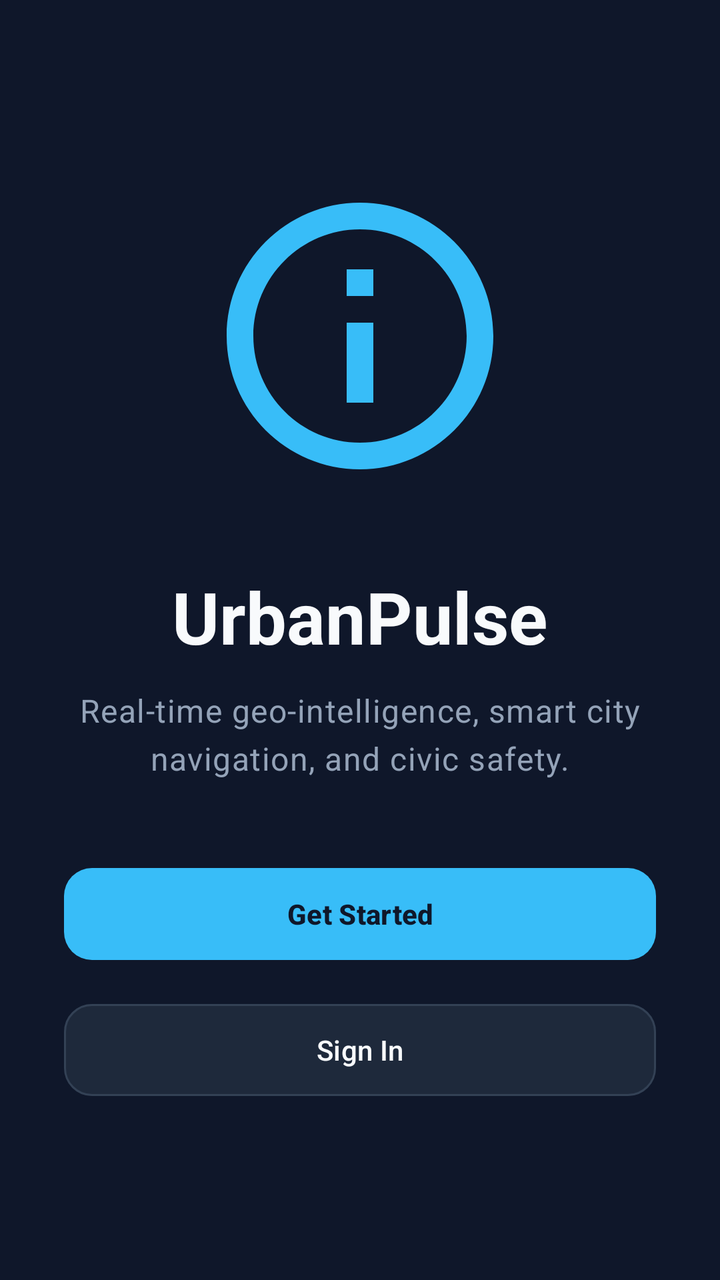
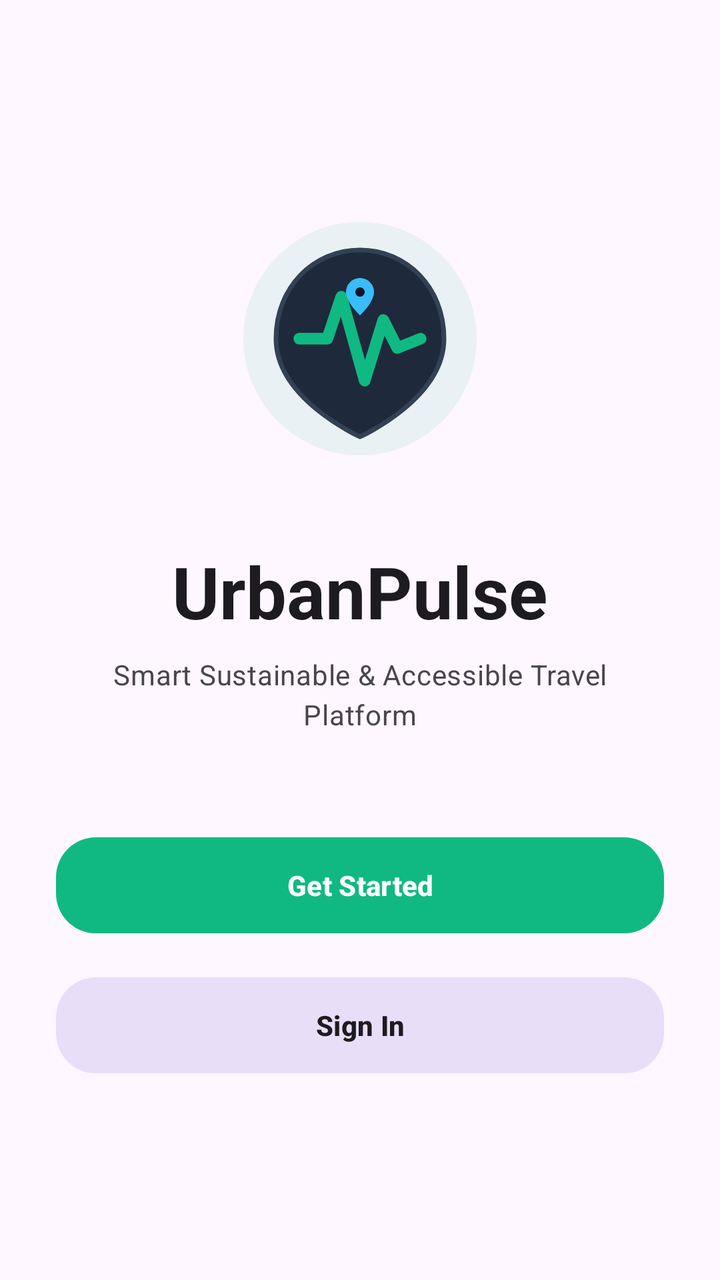

Two renders of the same Android screen: before a commit and after it. Below are the layout's source before the change and the commit's diff.
<!-- AndroidManifest.xml: application theme Theme.UrbanPulse -->
<!-- res/layout/activity_welcome.xml -->
<?xml version="1.0" encoding="utf-8"?>
<LinearLayout xmlns:android="http://schemas.android.com/apk/res/android"
    xmlns:app="http://schemas.android.com/apk/res-auto"
    android:layout_width="match_parent"
    android:layout_height="match_parent"
    android:orientation="vertical"
    android:gravity="center"
    android:padding="32dp"
    android:background="@color/bg_dark">

    <ImageView
        android:layout_width="160dp"
        android:layout_height="160dp"
        android:src="@drawable/ic_digital_twin" 
        app:tint="@color/primary_blue"
        android:layout_marginBottom="36dp"/>

    <TextView
        android:layout_width="wrap_content"
        android:layout_height="wrap_content"
        android:text="UrbanPulse"
        android:textAppearance="@style/TextAppearance.Material3.DisplaySmall"
        android:textStyle="bold"
        android:textColor="@color/text_primary"/>

    <TextView
        android:layout_width="wrap_content"
        android:layout_height="wrap_content"
        android:text="Real-time geo-intelligence, smart city navigation, and civic safety."
        android:textAppearance="@style/TextAppearance.Material3.BodyLarge"
        android:textColor="@color/text_secondary"
        android:textAlignment="center"
        android:layout_marginTop="12dp"
        android:layout_marginBottom="40dp"/>

    <com.google.android.material.button.MaterialButton
        android:id="@+id/btnCreateAccount"
        android:layout_width="match_parent"
        android:layout_height="54dp"
        android:text="Get Started"
        android:textColor="@color/bg_dark"
        android:textStyle="bold"
        app:backgroundTint="@color/primary_blue"
        app:cornerRadius="14dp"
        style="@style/Widget.Material3.Button"/>

    <com.google.android.material.button.MaterialButton
        android:id="@+id/btnLogin"
        android:layout_width="match_parent"
        android:layout_height="54dp"
        android:text="Sign In"
        android:textColor="@color/text_primary"
        app:backgroundTint="@color/surface_card"
        app:strokeWidth="1dp"
        app:strokeColor="@color/surface_border"
        app:cornerRadius="14dp"
        android:layout_marginTop="14dp"
        style="@style/Widget.Material3.Button"/>

</LinearLayout>
<!-- resources referenced by this layout -->
<resources>
  <color name="bg_dark">#0F172A</color>
  <color name="primary_blue">#38BDF8</color>
  <color name="surface_border">#334155</color>
  <color name="surface_card">#1E293B</color>
  <color name="text_primary">#F8FAFC</color>
  <color name="text_secondary">#94A3B8</color>
  <!-- drawable ic_digital_twin (drawable) -->
  <vector xmlns:android="http://schemas.android.com/apk/res/android"
      android:width="24dp"
      android:height="24dp"
      android:viewportWidth="24"
      android:viewportHeight="24">
    <path
        android:fillColor="@android:color/white"
        android:pathData="M12,2C6.48,2 2,6.48 2,12s4.48,10 10,10 10,-4.48 10,-10S17.52,2 12,2zM12,20c-4.41,0 -8,-3.59 -8,-8s3.59,-8 8,-8 8,3.59 8,8 -3.59,8 -8,8zM11,7h2v2h-2zM11,11h2v6h-2z"/>
  </vector>
  <style name="Theme.UrbanPulse" parent="Theme.Material3.DayNight.NoActionBar">
          <item name="colorPrimary">@color/primary_green</item>
          <item name="colorSecondary">@color/teal_700</item>
          <item name="android:statusBarColor">?attr/colorSurface</item>
          <item name="android:windowLightStatusBar" tools:targetApi="m">true</item>
      </style>
  <color name="primary_green">#10B981</color>
  <color name="teal_700">#0F766E</color>
</resources>

<!-- the commit's change to res/layout/activity_welcome.xml (unified diff, before → after) -->
@@ -5,15 +5,14 @@
     android:layout_height="match_parent"
     android:orientation="vertical"
     android:gravity="center"
-    android:padding="32dp"
-    android:background="@color/bg_dark">
+    android:padding="28dp"
+    android:background="?attr/colorSurface">
 
     <ImageView
-        android:layout_width="160dp"
-        android:layout_height="160dp"
-        android:src="@drawable/ic_digital_twin" 
-        app:tint="@color/primary_blue"
-        android:layout_marginBottom="36dp"/>
+        android:layout_width="140dp"
+        android:layout_height="140dp"
+        android:src="@drawable/ic_urbanpulse_logo"
+        android:layout_marginBottom="32dp"/>
 
     <TextView
         android:layout_width="wrap_content"
@@ -21,40 +20,38 @@
         android:text="UrbanPulse"
         android:textAppearance="@style/TextAppearance.Material3.DisplaySmall"
         android:textStyle="bold"
-        android:textColor="@color/text_primary"/>
+        android:textColor="?attr/colorOnSurface"/>
 
     <TextView
         android:layout_width="wrap_content"
         android:layout_height="wrap_content"
-        android:text="Real-time geo-intelligence, smart city navigation, and civic safety."
-        android:textAppearance="@style/TextAppearance.Material3.BodyLarge"
-        android:textColor="@color/text_secondary"
+        android:text="Smart Sustainable &amp; Accessible Travel Platform"
+        android:textAppearance="@style/TextAppearance.Material3.BodyMedium"
+        android:textColor="?attr/colorOnSurfaceVariant"
         android:textAlignment="center"
-        android:layout_marginTop="12dp"
-        android:layout_marginBottom="40dp"/>
+        android:layout_marginTop="8dp"
+        android:layout_marginBottom="48dp"/>
 
     <com.google.android.material.button.MaterialButton
         android:id="@+id/btnCreateAccount"
         android:layout_width="match_parent"
-        android:layout_height="54dp"
+        android:layout_height="56dp"
         android:text="Get Started"
-        android:textColor="@color/bg_dark"
+        android:textColor="?attr/colorOnPrimary"
         android:textStyle="bold"
-        app:backgroundTint="@color/primary_blue"
-        app:cornerRadius="14dp"
+        app:backgroundTint="?attr/colorPrimary"
+        app:cornerRadius="20dp"
         style="@style/Widget.Material3.Button"/>
 
     <com.google.android.material.button.MaterialButton
         android:id="@+id/btnLogin"
         android:layout_width="match_parent"
-        android:layout_height="54dp"
+        android:layout_height="56dp"
         android:text="Sign In"
-        android:textColor="@color/text_primary"
-        app:backgroundTint="@color/surface_card"
-        app:strokeWidth="1dp"
-        app:strokeColor="@color/surface_border"
-        app:cornerRadius="14dp"
-        android:layout_marginTop="14dp"
-        style="@style/Widget.Material3.Button"/>
+        android:textColor="?attr/colorOnSurface"
+        android:textStyle="bold"
+        style="@style/Widget.Material3.Button.TonalButton"
+        app:cornerRadius="20dp"
+        android:layout_marginTop="14dp"/>
 
 </LinearLayout>
<!-- resource entries referenced after the edit -->
@@ -1,20 +1,42 @@
 <!-- resources referenced by this layout -->
 <resources>
-  <color name="bg_dark">#0F172A</color>
-  <color name="primary_blue">#38BDF8</color>
-  <color name="surface_border">#334155</color>
-  <color name="surface_card">#1E293B</color>
-  <color name="text_primary">#F8FAFC</color>
-  <color name="text_secondary">#94A3B8</color>
-  <!-- drawable ic_digital_twin (drawable) -->
+  <!-- drawable ic_urbanpulse_logo (drawable) -->
   <vector xmlns:android="http://schemas.android.com/apk/res/android"
-      android:width="24dp"
-      android:height="24dp"
-      android:viewportWidth="24"
-      android:viewportHeight="24">
-    <path
-        android:fillColor="@android:color/white"
-        android:pathData="M12,2C6.48,2 2,6.48 2,12s4.48,10 10,10 10,-4.48 10,-10S17.52,2 12,2zM12,20c-4.41,0 -8,-3.59 -8,-8s3.59,-8 8,-8 8,3.59 8,8 -3.59,8 -8,8zM11,7h2v2h-2zM11,11h2v6h-2z"/>
+      android:width="120dp"
+      android:height="120dp"
+      android:viewportWidth="120"
+      android:viewportHeight="120">
+  
+      
+      <path
+          android:fillColor="#1510B981"
+          android:pathData="M60,10 C87.61,10 110,32.39 110,60 C110,87.61 87.61,110 60,110 C32.39,110 10,87.61 10,60 C10,32.39 32.39,10 60,10 Z" />
+  
+      
+      <path
+          android:fillColor="#1E293B"
+          android:strokeColor="#334155"
+          android:strokeWidth="2"
+          android:pathData="M60,22 C80,22 96,38 96,60 C96,86 60,102 60,102 C60,102 24,86 24,60 C24,38 40,22 60,22 Z" />
+  
+      
+      <path
+          android:fillColor="#00000000"
+          android:strokeColor="#10B981"
+          android:strokeWidth="5"
+          android:strokeLineCap="round"
+          android:strokeLineJoin="round"
+          android:pathData="M34,60 L46,60 L52,42 L62,78 L70,52 L76,64 L86,60" />
+  
+      
+      <path
+          android:fillColor="#38BDF8"
+          android:pathData="M60,34 C63.3,34 66,36.7 66,40 C66,44.5 60,50 60,50 C60,50 54,44.5 54,40 C54,36.7 56.7,34 60,34 Z" />
+  
+      <path
+          android:fillColor="#0F172A"
+          android:pathData="M60,38 C61.1,38 62,38.9 62,40 C62,41.1 61.1,42 60,42 C58.9,42 58,41.1 58,40 C58,38.9 58.9,38 60,38 Z" />
+  
   </vector>
   <style name="Theme.UrbanPulse" parent="Theme.Material3.DayNight.NoActionBar">
           <item name="colorPrimary">@color/primary_green</item>
